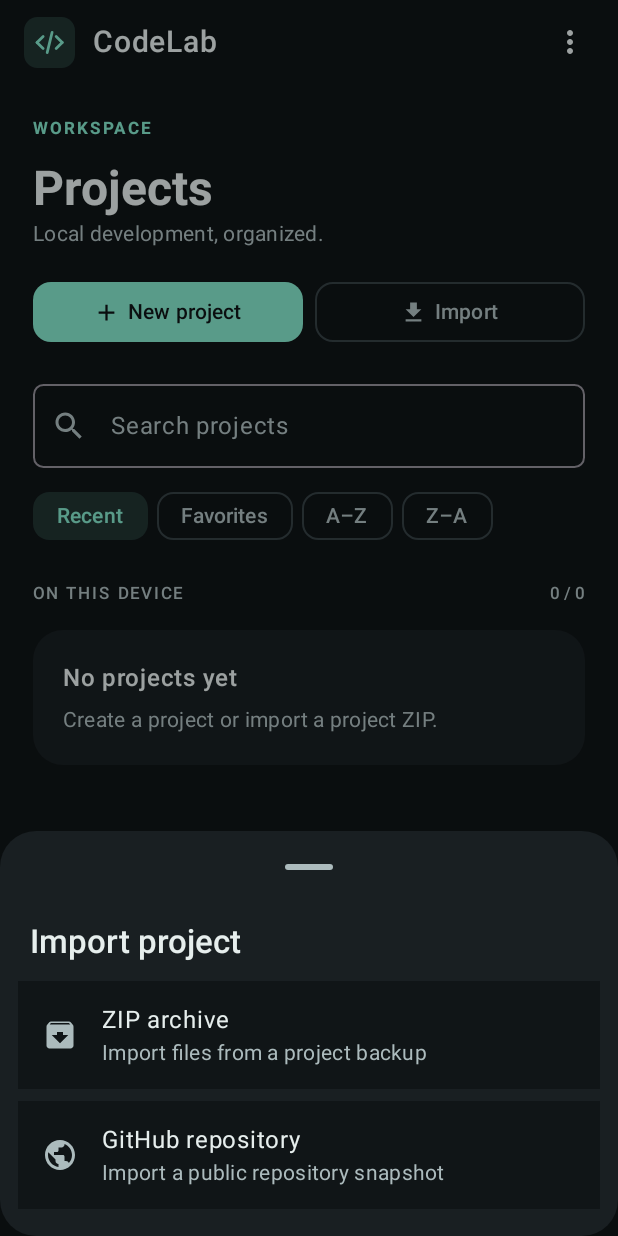
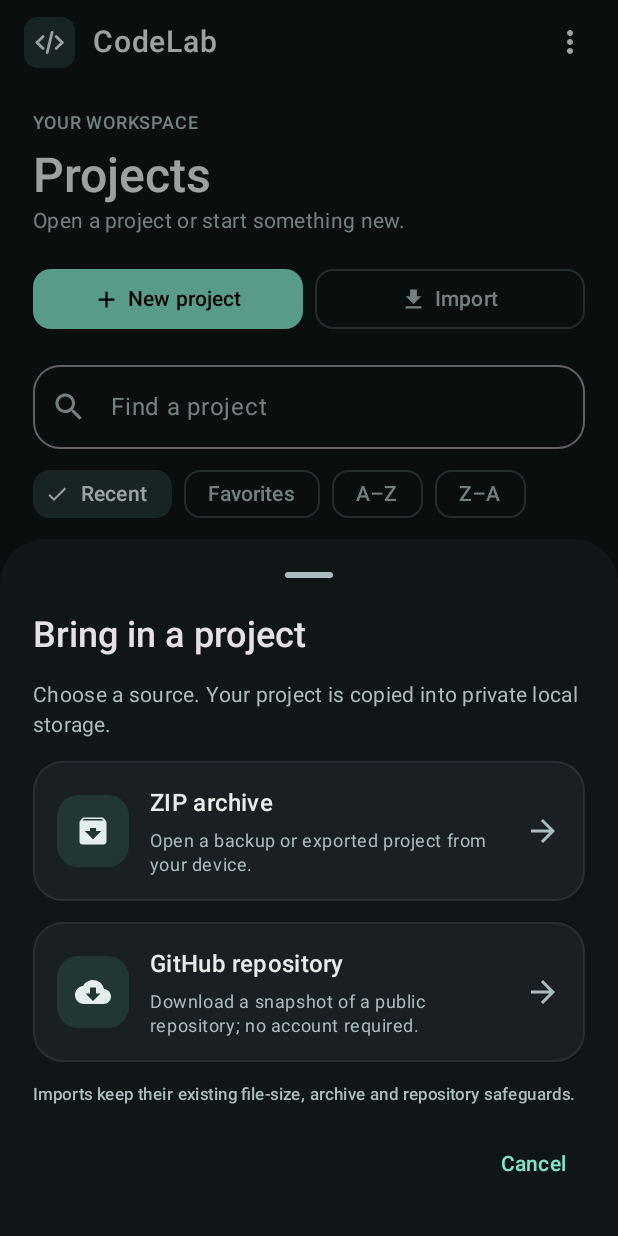
Before and after one commit to iamlxwis/CodeLab, an Android app built with Jetpack Compose: the screen it shows after launch (MainActivity), after a tap on "Import", on a phone screen of 412 x 824 dp. Run offline under Robolectric (Android 15) with nearby library versions, the phone set to English and light mode, and no system bars; pictures from the network do not load; 2 other taps on this screen came first.

Commit message:
Build appearance recipe foundation and refresh project/import UI

```diff
--- /dev/null
+++ b/app/src/main/java/site/lxwis/codelab/AppearanceRecipes.kt
@@ -0,0 +1,51 @@
+package site.lxwis.codelab
+
+import org.json.JSONArray
+import org.json.JSONObject
+
+/** User-defined appearance recipes. Import from preferences is always validated and bounded. */
+internal data class AppearanceRecipe(
+    val id: String, val name: String, val style: String, val mode: String, val accent: String
+)
+
+internal object AppearanceRecipes {
+    private val styles = setOf("Minimal", "Glass", "Clay", "AMOLED", "Paper")
+    private val modes = setOf("Dark", "Light", "System")
+    private val accents = setOf("Mint", "Blue", "Violet", "Amber", "Rose", "Mono")
+    private val hexColor = Regex("#[0-9a-fA-F]{6}")
+    const val LIMIT = 20
+
+    fun validAccent(value: String): Boolean = value in accents || hexColor.matches(value)
+    fun defaultAccent(style: String): String = if (style == "Glass" || style == "AMOLED") "Mono" else "Mint"
+    fun validName(name: String): Boolean =
+        name == name.trim() && name.isNotBlank() && name.length <= 32 &&
+            name.none { it.isISOControl() }
+
+    fun decode(raw: String?): List<AppearanceRecipe> = try {
+        val array = JSONArray(raw ?: "[]")
+        val result = mutableListOf<AppearanceRecipe>()
+        for (i in 0 until minOf(array.length(), LIMIT)) {
+            val obj = array.optJSONObject(i) ?: continue
+            val candidate = AppearanceRecipe(obj.optString("id"), obj.optString("name"),
+                obj.optString("style"), obj.optString("mode"), obj.optString("accent"))
+            if (candidate.id.length in 1..64 && validName(candidate.name) &&
+                candidate.style in styles && candidate.mode in modes &&
+                validAccent(candidate.accent) && result.none { it.id == candidate.id }) result += candidate
+        }
+        result
+    } catch (_: Exception) { emptyList() }
+
+    fun encode(recipes: List<AppearanceRecipe>): String {
+        val array = JSONArray()
+        recipes.take(LIMIT).forEach { recipe ->
+            if (recipe.style in styles && recipe.mode in modes &&
+                validName(recipe.name) && validAccent(recipe.accent) &&
+                recipe.id.length in 1..64) {
+                array.put(JSONObject().put("id", recipe.id).put("name", recipe.name)
+                    .put("style", recipe.style).put("mode", recipe.mode)
+                    .put("accent", recipe.accent))
+            }
+        }
+        return array.toString()
+    }
+}
--- a/app/src/main/java/site/lxwis/codelab/CodeLabTheme.kt
+++ b/app/src/main/java/site/lxwis/codelab/CodeLabTheme.kt
@@ -9,6 +9,7 @@ import androidx.compose.runtime.remember
 import androidx.compose.ui.graphics.Color
 import androidx.compose.ui.Modifier
 import androidx.compose.ui.graphics.compositeOver
+import androidx.compose.ui.graphics.luminance
 import androidx.compose.ui.text.font.FontWeight
 import androidx.compose.ui.unit.dp
 import androidx.compose.ui.unit.sp
@@ -65,15 +66,15 @@ internal fun CodeLabTheme(
                     onSurface = Color(0xff272922),
                     onSurfaceVariant = Color(0xff555950))
                 "Glass" -> palette.copy(
-                    background = if (dark) Color(0xff091321) else Color(0xffe8f4fb),
-                    surface = if (dark) Color(0xff15293e).copy(alpha = .86f)
-                        else Color(0xffecf8fd).copy(alpha = .87f),
-                    surfaceContainer = if (dark) Color(0xff1b344b).copy(alpha = .70f)
-                        else Color(0xffe2f0f7).copy(alpha = .72f),
-                    surfaceContainerHigh = if (dark) Color(0xff29435c).copy(alpha = .74f)
-                        else Color(0xffd7eaf2).copy(alpha = .80f),
-                    surfaceVariant = if (dark) Color(0xff30485c) else Color(0xffdae8ef),
-                    outlineVariant = if (dark) Color(0xff607f98) else Color(0xffb0d0dd))
+                    background = if (dark) Color(0xff111416) else Color(0xffeef0f1),
+                    surface = if (dark) Color(0xff24282b) else Color(0xfff7f8f9),
+                    surfaceContainer = if (dark) Color(0xff393d41).copy(alpha = .77f)
+                        else Color.White.copy(alpha = .73f),
+                    surfaceContainerHigh = if (dark) Color(0xff494d51).copy(alpha = .84f)
+                        else Color.White.copy(alpha = .86f),
+                    surfaceVariant = if (dark) Color(0xff34383c) else Color(0xffe6e9ec),
+                    onSurfaceVariant = if (dark) Color(0xffd1d6d9) else Color(0xff454a50),
+                    outlineVariant = if (dark) Color(0xff7c8388) else Color(0xffb8bec2))
                 "Clay" -> palette.copy(
                     background = if (dark) Color(0xff111b23) else Color(0xffe7eeeb),
                     surface = if (dark) Color(0xff17252e) else Color(0xffeaf0ed),
@@ -101,14 +102,20 @@ internal fun CodeLabTheme(
                 "Amber" -> if (dark) Color(0xffffc978) else Color(0xff936000)
                 "Rose" -> if (dark) Color(0xffff92b7) else Color(0xffa52655)
                 "Mono" -> if (dark) Color(0xffced4d5) else Color(0xff465152)
-                else -> base.primary
+                else -> if (AppearanceRecipes.validAccent(accentPreset) &&
+                    accentPreset.startsWith("#")) Color(0xff000000 or accentPreset.drop(1).toLong(16))
+                    else if (visualStyle == "Glass") {
+                        if (dark) Color(0xffd9dee1) else Color(0xff38444b)
+                    } else base.primary
             }
-            val accentContainer = accent.copy(alpha = .15f).compositeOver(base.surface)
+            // Choose text contrast from actual color luminance, not theme mode alone.
+            val onAccent = if (accent.luminance() > .179f) Color.Black else Color.White
+            val accentContainer = accent.copy(alpha = .16f).compositeOver(base.surface)
             val schemeNormal = base.copy(primary = accent,
-                onPrimary = if (dark) Color(0xff101517) else Color.White,
-                primaryContainer = accentContainer, onPrimaryContainer = accent,
-                secondary = accent, onSecondary = if (dark) Color(0xff101517) else Color.White,
-                secondaryContainer = accentContainer, onSecondaryContainer = accent)
+                onPrimary = onAccent,
+                primaryContainer = accentContainer, onPrimaryContainer = base.onSurface,
+                secondary = accent, onSecondary = onAccent,
+                secondaryContainer = accentContainer, onSecondaryContainer = base.onSurface)
             if (highContrast) schemeNormal.copy(
                 onSurface = if (dark) Color.White else Color.Black,
                 onSurfaceVariant = if (dark) Color(0xffe3eceb) else Color(0xff243331),
--- a/app/src/main/java/site/lxwis/codelab/LibraryImportSheet.kt
+++ b/app/src/main/java/site/lxwis/codelab/LibraryImportSheet.kt
@@ -1,16 +1,19 @@
 package site.lxwis.codelab
 
-import androidx.compose.foundation.clickable
+import androidx.compose.foundation.BorderStroke
 import androidx.compose.foundation.layout.*
+import androidx.compose.foundation.shape.RoundedCornerShape
 import androidx.compose.material.icons.Icons
 import androidx.compose.material.icons.filled.Archive
-import androidx.compose.material.icons.filled.Public
+import androidx.compose.material.icons.filled.ArrowForward
+import androidx.compose.material.icons.filled.CloudDownload
 import androidx.compose.material3.*
 import androidx.compose.runtime.Composable
+import androidx.compose.ui.Alignment
 import androidx.compose.ui.Modifier
 import androidx.compose.ui.unit.dp
 
-/** One deliberate import action on the dashboard, with two explicit sources. */
+/** Import actions remain bound to their existing secure picker / GitHub validation flows. */
 @OptIn(ExperimentalMaterial3Api::class)
 @Composable
 internal fun LibraryImportSheet(
@@ -21,30 +24,49 @@ internal fun LibraryImportSheet(
     ModalBottomSheet(
         onDismissRequest = onDismiss,
         sheetState = rememberModalBottomSheetState(skipPartiallyExpanded = true),
-        containerColor = MaterialTheme.colorScheme.surfaceContainer,
-        shape = CodeLabCorners.panel
+        containerColor = MaterialTheme.colorScheme.surface,
+        shape = RoundedCornerShape(topStart = 30.dp, topEnd = 30.dp)
     ) {
-        Column(Modifier.fillMaxWidth().padding(
-            start = CodeLabSpacing.medium,
-            end = CodeLabSpacing.medium,
-            bottom = CodeLabSpacing.large
-        )) {
-            Text("Import project", style = MaterialTheme.typography.titleLarge,
-                modifier = Modifier.padding(horizontal = CodeLabSpacing.small,
-                    vertical = CodeLabSpacing.medium))
-            ListItem(
-                headlineContent = { Text("ZIP archive") },
-                supportingContent = { Text("Import files from a project backup") },
-                leadingContent = { Icon(Icons.Default.Archive, contentDescription = null) },
-                modifier = Modifier.fillMaxWidth().clickable(onClick = onZip)
-            )
-            Spacer(Modifier.height(CodeLabSpacing.small))
-            ListItem(
-                headlineContent = { Text("GitHub repository") },
-                supportingContent = { Text("Import a public repository snapshot") },
-                leadingContent = { Icon(Icons.Default.Public, contentDescription = null) },
-                modifier = Modifier.fillMaxWidth().clickable(onClick = onGitHub)
-            )
+        Column(Modifier.fillMaxWidth().navigationBarsPadding()
+            .padding(start = 22.dp, end = 22.dp, bottom = 24.dp),
+            verticalArrangement = Arrangement.spacedBy(14.dp)) {
+            Text("Bring in a project", style = MaterialTheme.typography.headlineSmall)
+            Text("Choose a source. Your project is copied into private local storage.",
+                color = MaterialTheme.colorScheme.onSurfaceVariant,
+                style = MaterialTheme.typography.bodyMedium)
+            ImportOption(title = "ZIP archive", detail = "Open a backup or exported project from your device.",
+                icon = { Icon(Icons.Default.Archive, contentDescription = null) }, click = onZip)
+            ImportOption(title = "GitHub repository",
+                detail = "Download a snapshot of a public repository; no account required.",
+                icon = { Icon(Icons.Default.CloudDownload, contentDescription = null) }, click = onGitHub)
+            Text("Imports keep their existing file-size, archive and repository safeguards.",
+                color = MaterialTheme.colorScheme.onSurfaceVariant,
+                style = MaterialTheme.typography.labelSmall)
+            TextButton(onClick = onDismiss, modifier = Modifier.align(Alignment.End)) { Text("Cancel") }
         }
     }
 }
+
+@Composable
+private fun ImportOption(title: String, detail: String,
+    icon: @Composable () -> Unit, click: () -> Unit) {
+    Surface(onClick = click, modifier = Modifier.fillMaxWidth().heightIn(min = 92.dp),
+        shape = RoundedCornerShape(20.dp),
+        color = MaterialTheme.colorScheme.surfaceContainer,
+        border = BorderStroke(1.dp, MaterialTheme.colorScheme.outlineVariant.copy(alpha = .48f))) {
+        Row(Modifier.padding(16.dp), verticalAlignment = Alignment.CenterVertically,
+            horizontalArrangement = Arrangement.spacedBy(14.dp)) {
+            Surface(color = MaterialTheme.colorScheme.primaryContainer,
+                shape = RoundedCornerShape(14.dp)) {
+                Box(Modifier.size(48.dp), contentAlignment = Alignment.Center) { icon() }
+            }
+            Column(Modifier.weight(1f), verticalArrangement = Arrangement.spacedBy(5.dp)) {
+                Text(title, style = MaterialTheme.typography.titleMedium)
+                Text(detail, style = MaterialTheme.typography.bodySmall,
+                    color = MaterialTheme.colorScheme.onSurfaceVariant)
+            }
+            Icon(Icons.Default.ArrowForward, contentDescription = null,
+                tint = MaterialTheme.colorScheme.onSurfaceVariant)
+        }
+    }
+}
--- a/app/src/main/java/site/lxwis/codelab/ProjectLibraryScreen.kt
+++ b/app/src/main/java/site/lxwis/codelab/ProjectLibraryScreen.kt
@@ -171,11 +171,12 @@ internal fun ProjectLibrary(m: WorkspaceModel, motionMillis: Int, new: () -> Uni
         horizontal = CodeLabSpacing.screen, vertical = CodeLabSpacing.large),
         verticalArrangement = Arrangement.spacedBy(spacing)) {
         item {
-            Text("WORKSPACE", fontSize = 11.sp, letterSpacing = 2.sp,
-                fontWeight = FontWeight.Bold, color = MaterialTheme.colorScheme.primary)
-            Spacer(Modifier.height(8.dp))
-            Text("Projects", style = MaterialTheme.typography.headlineLarge, fontWeight = FontWeight.Bold)
-            Text("Local development, organized.", style = MaterialTheme.typography.bodyMedium,
+            Text("YOUR WORKSPACE", style = MaterialTheme.typography.labelMedium,
+                color = MaterialTheme.colorScheme.onSurfaceVariant)
+            Spacer(Modifier.height(7.dp))
+            Text("Projects", style = MaterialTheme.typography.headlineLarge,
+                fontWeight = FontWeight.SemiBold)
+            Text("Open a project or start something new.", style = MaterialTheme.typography.bodyMedium,
                 color = MaterialTheme.colorScheme.onSurfaceVariant)
             Spacer(Modifier.height(CodeLabSpacing.large))
             Row(Modifier.fillMaxWidth(),
@@ -193,19 +194,28 @@ internal fun ProjectLibrary(m: WorkspaceModel, motionMillis: Int, new: () -> Uni
                     Text("Import", maxLines = 1)
                 }
             }
-            Spacer(Modifier.height(24.dp))
+            Spacer(Modifier.height(20.dp))
             OutlinedTextField(value = projectSearch, onValueChange = { projectSearch = it },
                 modifier = Modifier.fillMaxWidth(), singleLine = true,
-                leadingIcon = { Icon(Icons.Default.Search, null) },
-                placeholder = { Text("Search projects") })
-            Spacer(Modifier.height(8.dp))
-            Row(horizontalArrangement = Arrangement.spacedBy(6.dp)) {
-                listOf("Recent", "Favorites", "A–Z", "Z–A").forEach { option ->
+                shape = RoundedCornerShape(18.dp),
+                leadingIcon = { Icon(Icons.Default.Search, contentDescription = null) },
+                trailingIcon = {
+                    if (projectSearch.isNotEmpty()) IconButton(onClick = { projectSearch = "" }) {
+                        Icon(Icons.Default.Close, contentDescription = "Clear project search")
+                    }
+                },
+                placeholder = { Text("Find a project") })
+            Spacer(Modifier.height(6.dp))
+            LazyRow(horizontalArrangement = Arrangement.spacedBy(8.dp)) {
+                items(listOf("Recent", "Favorites", "A–Z", "Z–A")) { option ->
                     FilterChip(selected = projectSort == option, onClick = { projectSort = option },
-                        label = { Text(option) })
+                        label = { Text(option) },
+                        leadingIcon = if (projectSort == option)
+                            ({ Icon(Icons.Default.Check, contentDescription = null, Modifier.size(16.dp)) })
+                            else null)
                 }
             }
-            Spacer(Modifier.height(16.dp))
+            Spacer(Modifier.height(12.dp))
             val visibleCount = m.projects.count { it.contains(projectSearch.trim(), ignoreCase = true) }
             Row(Modifier.fillMaxWidth(), horizontalArrangement = Arrangement.SpaceBetween,
                 verticalAlignment = Alignment.CenterVertically) {
@@ -220,7 +230,11 @@ internal fun ProjectLibrary(m: WorkspaceModel, motionMillis: Int, new: () -> Uni
                 Column(Modifier.fillMaxWidth().padding(20.dp)) {
                     Text("No projects yet", fontWeight = FontWeight.Medium)
                     Spacer(Modifier.height(6.dp))
-                    Text("Create a project or import a project ZIP.", style = MaterialTheme.typography.bodyMedium, color = MaterialTheme.colorScheme.onSurfaceVariant)
+                    Text("Choose New project to start with a template, or import work you already have.",
+                        style = MaterialTheme.typography.bodyMedium,
+                        color = MaterialTheme.colorScheme.onSurfaceVariant)
+                    Spacer(Modifier.height(12.dp))
+                    Button(onClick = new) { Icon(Icons.Default.Add, null); Spacer(Modifier.width(6.dp)); Text("New project") }
                 }
             }
         }
@@ -264,8 +278,14 @@ internal fun ProjectLibrary(m: WorkspaceModel, motionMillis: Int, new: () -> Uni
                             tint = MaterialTheme.colorScheme.primary,
                             modifier = Modifier.padding(start = 10.dp).size(18.dp))
                     }
-                    Text(name, Modifier.weight(1f).padding(start = 14.dp), maxLines = 2,
-                        overflow = TextOverflow.Ellipsis, style = MaterialTheme.typography.titleMedium)
+                    Column(Modifier.weight(1f).padding(start = 14.dp)) {
+                        Text(name, maxLines = 2, overflow = TextOverflow.Ellipsis,
+                            style = MaterialTheme.typography.titleMedium)
+                        Text(if (name in m.favorites) "Favorite · On this device"
+                            else "On this device · Private",
+                            style = MaterialTheme.typography.labelSmall,
+                            color = MaterialTheme.colorScheme.onSurfaceVariant)
+                    }
                     Box {
                         IconButton(onClick = { options = name }) { Icon(Icons.Default.MoreVert, "Manage $name") }
                         DropdownMenu(expanded = options == name, onDismissRequest = { options = null }) {
```
Also changed, not shown: app/src/main/java/site/lxwis/codelab/CodeLabBackdrop.kt (+6 -6 lines), app/src/main/java/site/lxwis/codelab/WorkspaceModel.kt (+56 -6 lines), 6 other files.
